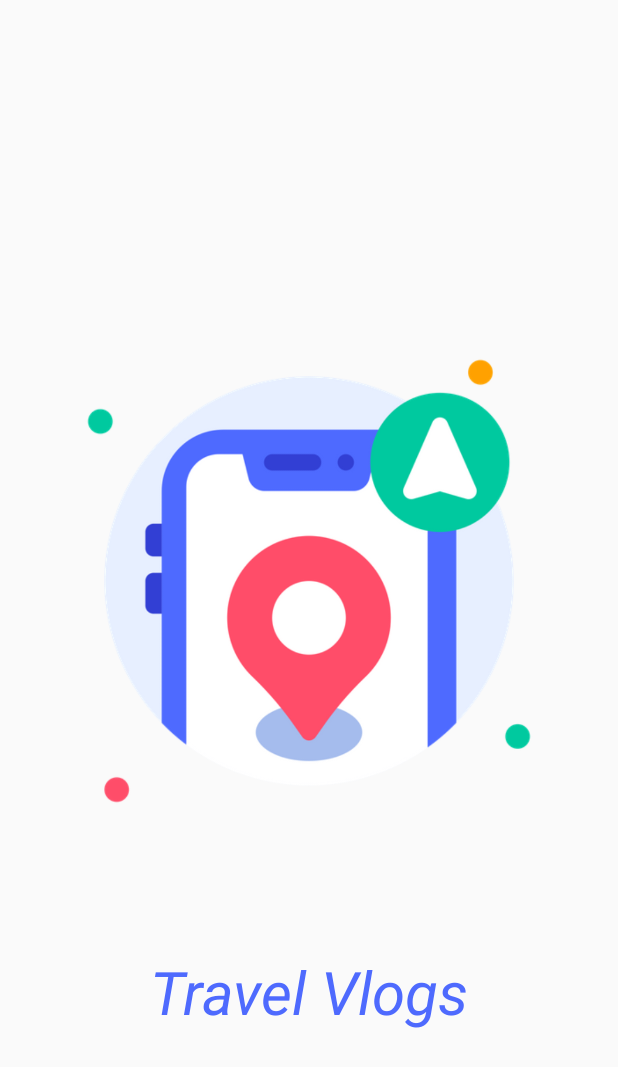
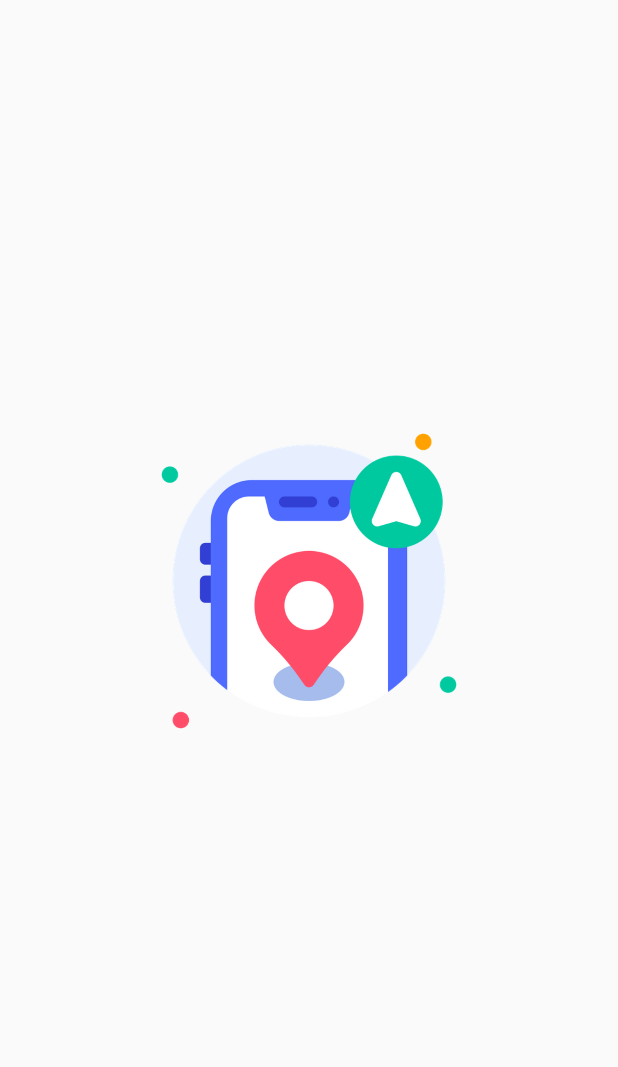
Before and after one commit to muniyaraj-muni/TravelVlogs, an Android app: the SplashActivity screen opened directly, with no data from a screen before it, on a phone screen of 412 x 824 dp. Shown: the top 1067 px of the screen. Run offline under Robolectric (Android 15) with nearby library versions, the phone set to English and light mode, and no system bars.

Commit message:
Splash Adjust

```diff
--- a/app/src/main/res/layout/activity_splash_activty.xml
+++ b/app/src/main/res/layout/activity_splash_activty.xml
@@ -8,8 +8,8 @@
 
     <ImageView
         android:id="@+id/imageView"
-        android:layout_width="300dp"
-        android:layout_height="300dp"
+        android:layout_width="200dp"
+        android:layout_height="200dp"
         android:src="@drawable/gps"
         android:layout_marginBottom="50dp"
         app:layout_constraintBottom_toBottomOf="parent"
@@ -17,18 +17,4 @@
         app:layout_constraintStart_toStartOf="parent"
         app:layout_constraintTop_toTopOf="parent" />
 
-    <TextView
-        android:layout_width="wrap_content"
-        android:layout_height="wrap_content"
-        android:text="Travel Vlogs"
-        android:textStyle="italic"
-        android:textSize="40sp"
-        android:layout_marginBottom="40dp"
-        android:textColor="#4E6AFE"
-        app:layout_constraintBottom_toBottomOf="parent"
-        app:layout_constraintEnd_toEndOf="parent"
-        app:layout_constraintStart_toStartOf="parent"
-        app:layout_constraintTop_toBottomOf="@+id/imageView"
-        tools:ignore="HardcodedText" />
-
 </androidx.constraintlayout.widget.ConstraintLayout>
```
